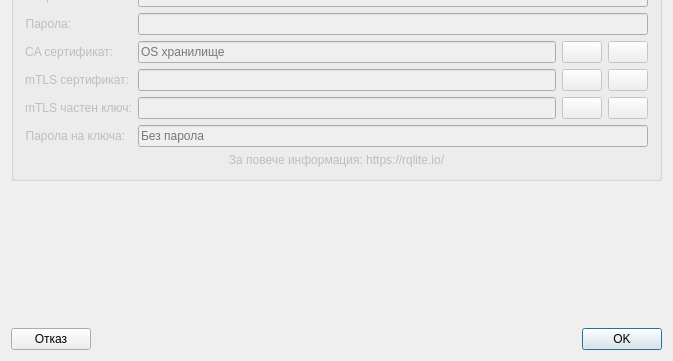
Qt form src/View/Widgets/DbSettingsDialog.ui (thefinalcutbg/DinoDent) before a commit; both pictures show x 0 to 673 and y 158 to 519 of the 673 by 519 pixel window.
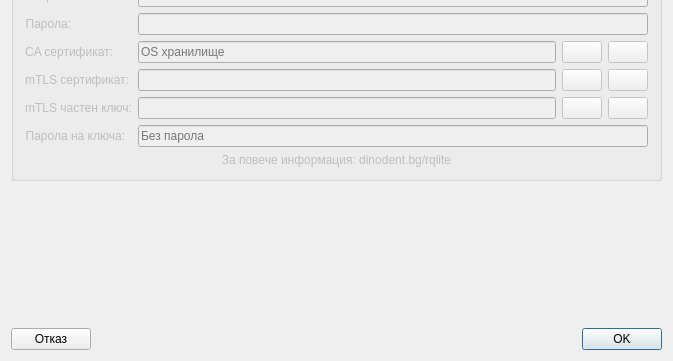
The same form after that commit. Custom widgets are drawn as their Qt base class.

Commit message: info link change

What changed in the file:
```diff
--- a/src/View/Widgets/DbSettingsDialog.ui
+++ b/src/View/Widgets/DbSettingsDialog.ui
@@ -251,7 +251,7 @@
       <item row="7" column="0" colspan="2">
        <widget class="QLabel" name="rqliteLabel">
         <property name="text">
-         <string>За повече информация: https://rqlite.io/</string>
+         <string>За повече информация: dinodent.bg/rqlite</string>
         </property>
         <property name="alignment">
          <set>Qt::AlignmentFlag::AlignCenter</set>
```
The commit also changes 1 other file.
